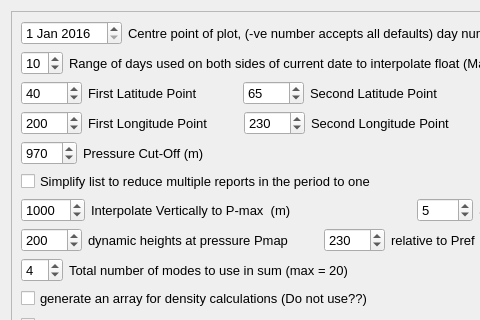
The window that ui_Files/circulationapp.ui (CallumColvine/ARGO-Float-Software) describes before a commit, drawn with Qt 5; both pictures show x 0 to 480 and y 0 to 320 of the 805 by 584 pixel window.
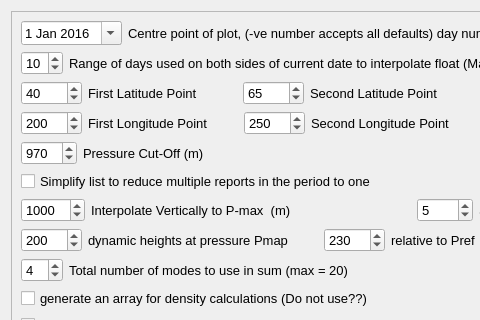
The same window after the commit.

```diff
--- a/ui_Files/circulationapp.ui
+++ b/ui_Files/circulationapp.ui
@@ -33,6 +33,9 @@
              <pointsize>10</pointsize>
             </font>
            </property>
+           <property name="calendarPopup">
+            <bool>true</bool>
+           </property>
            <property name="date">
             <date>
              <year>2016</year>
@@ -271,7 +274,7 @@
             <number>9999</number>
            </property>
            <property name="value">
-            <number>230</number>
+            <number>250</number>
            </property>
           </widget>
          </item>
```
